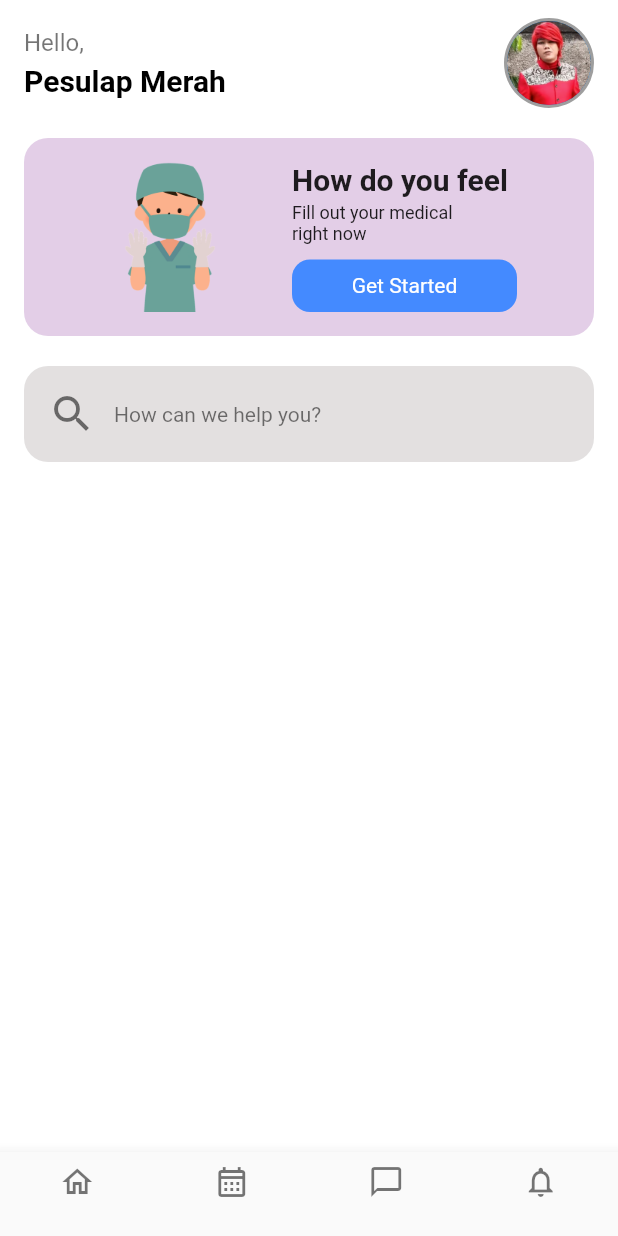
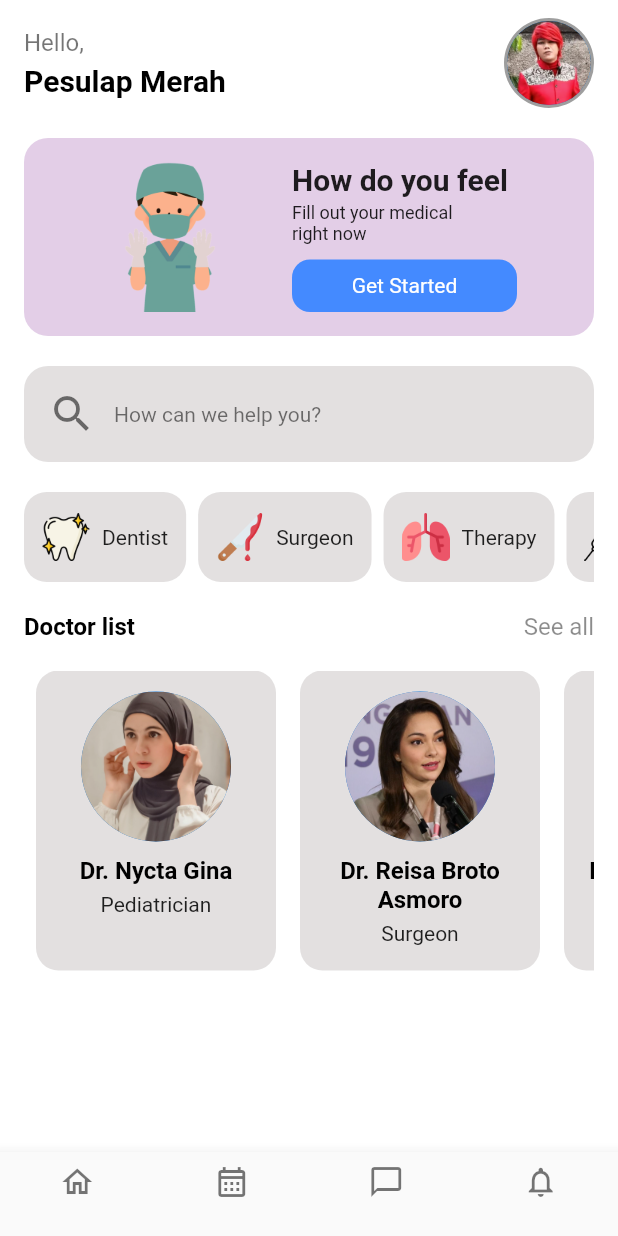
Before and after one commit to rachmadyassera/flutter_medical_ui, a Flutter app: the HomePage screen opened directly, on a phone screen of 412 x 824 dp. Run offline on Flutter 3.47's test engine with Material 2 defaults, Android fonts, the phone set to English and light mode, and no system bars.

Commit message:
finishing, Doctor list, Doctor Item

```diff
--- a/lib/pages/home_page.dart
+++ b/lib/pages/home_page.dart
@@ -1,4 +1,6 @@
 import 'package:flutter/material.dart';
+import 'package:flutter_medical_ui/widgets/doctor_item.dart';
+import 'package:flutter_medical_ui/widgets/specialist_item.dart';
 
 class HomePage extends StatefulWidget {
   const HomePage({super.key});
@@ -169,7 +171,83 @@ class _HomePageState extends State<HomePage> {
                   )
                 ],
               ),
-            )
+            ),
+            const SizedBox(
+              height: 20,
+            ),
+            SizedBox(
+              height: 60,
+              child: ListView(
+                scrollDirection: Axis.horizontal,
+                children: const [
+                  SpecialistItem(
+                      imagePath: "assets/clean.png", imageName: "Dentist"),
+                  SizedBox(
+                    width: 8,
+                  ),
+                  SpecialistItem(
+                      imagePath: "assets/knife.png", imageName: "Surgeon"),
+                  SizedBox(
+                    width: 8,
+                  ),
+                  SpecialistItem(
+                      imagePath: "assets/lungs.png", imageName: "Therapy"),
+                  SizedBox(
+                    width: 8,
+                  ),
+                  SpecialistItem(
+                      imagePath: "assets/hormones.png",
+                      imageName: "Physiologist"),
+                ],
+              ),
+            ),
+            const SizedBox(
+              height: 20,
+            ),
+            Row(
+              mainAxisAlignment: MainAxisAlignment.spaceBetween,
+              children: const [
+                Text(
+                  "Doctor list",
+                  style: TextStyle(
+                      color: Colors.black,
+                      fontWeight: FontWeight.bold,
+                      fontSize: 16),
+                ),
+                Text(
+                  "See all",
+                  style: TextStyle(color: Colors.black45, fontSize: 16),
+                )
+              ],
+            ),
+            const SizedBox(
+              height: 20,
+            ),
+            SizedBox(
+              height: 200,
+              child: ListView(
+                scrollDirection: Axis.horizontal,
+                children: const [
+                  DoctorItem(
+                      image: "assets/1.png",
+                      name: "Nycta Gina",
+                      specialist: "Pediatrician"),
+                  DoctorItem(
+                      image: "assets/3.png",
+                      name: "Reisa Broto Asmoro",
+                      specialist: "Surgeon"),
+                  DoctorItem(
+                      image: "assets/2.png",
+                      name: "Indah Kusuma Ningrum",
+                      specialist: "Odontologist"),
+                  DoctorItem(
+                      image: "assets/4.png",
+                      name: "Mesty Ariotedjo",
+                      specialist: "Ophtamologist"),
+                ],
+              ),
+            ),
+
           ],
         ),
       )),
--- /dev/null
+++ b/lib/widgets/doctor_item.dart
@@ -0,0 +1,57 @@
+// ignore_for_file: public_member_api_docs, sort_constructors_first
+import 'package:flutter/material.dart';
+
+class DoctorItem extends StatelessWidget {
+  final String image;
+  final String name;
+  final String specialist;
+  const DoctorItem({
+    Key? key,
+    required this.image,
+    required this.name,
+    required this.specialist,
+  }) : super(key: key);
+
+  @override
+  Widget build(BuildContext context) {
+    return Padding(
+      padding: const EdgeInsets.symmetric(horizontal: 8),
+      child: Container(
+        width: 160,
+        decoration: BoxDecoration(
+            color: const Color.fromARGB(95, 179, 173, 173),
+            borderRadius: BorderRadius.circular(15.0)),
+        padding: const EdgeInsets.symmetric(horizontal: 14.0, vertical: 14.0),
+        child: Column(
+          children: [
+            CircleAvatar(
+              radius: 50,
+              backgroundImage: AssetImage(image),
+            ),
+            const SizedBox(
+              height: 10,
+            ),
+            Text(
+              "Dr. $name",
+              overflow: TextOverflow
+                  .fade, //agar text turun kebawah jika kolom panjang kolom maximal
+              maxLines: 2, // text turun kebawah max 2 baris
+              textAlign: TextAlign.center,
+              style: const TextStyle(
+                  color: Colors.black,
+                  fontWeight: FontWeight.w600,
+                  fontSize: 16),
+            ),
+            const SizedBox(
+              height: 5,
+            ),
+            Text(
+              specialist,
+              textAlign: TextAlign.center,
+            )
+          ],
+        ),
+      ),
+    );
+  }
+}
--- a/lib/widgets/specialist_item.dart
+++ b/lib/widgets/specialist_item.dart
@@ -14,6 +14,24 @@ class SpecialistItem extends StatelessWidget {
   Widget build(BuildContext context) {
     return Container(
       padding: const EdgeInsets.all(12.0),
+      decoration: BoxDecoration(
+          color: const Color.fromARGB(95, 179, 173, 173),
+          borderRadius: BorderRadius.circular(15.0)),
+      child: Row(
+        children: [
+          Image.asset(
+            imagePath,
+            width: 32,
+          ),
+          const SizedBox(
+            width: 8,
+          ),
+          Text(
+            imageName,
+            style: const TextStyle(fontSize: 14),
+          )
+        ],
+      ),
     );
   }
 }
```
